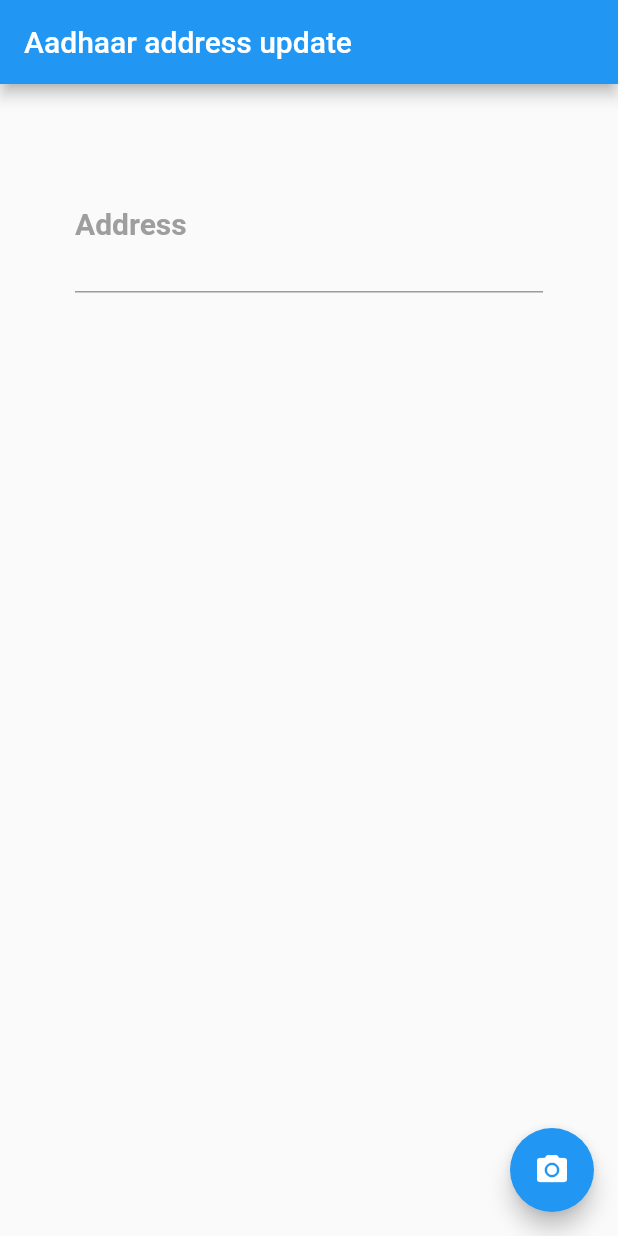
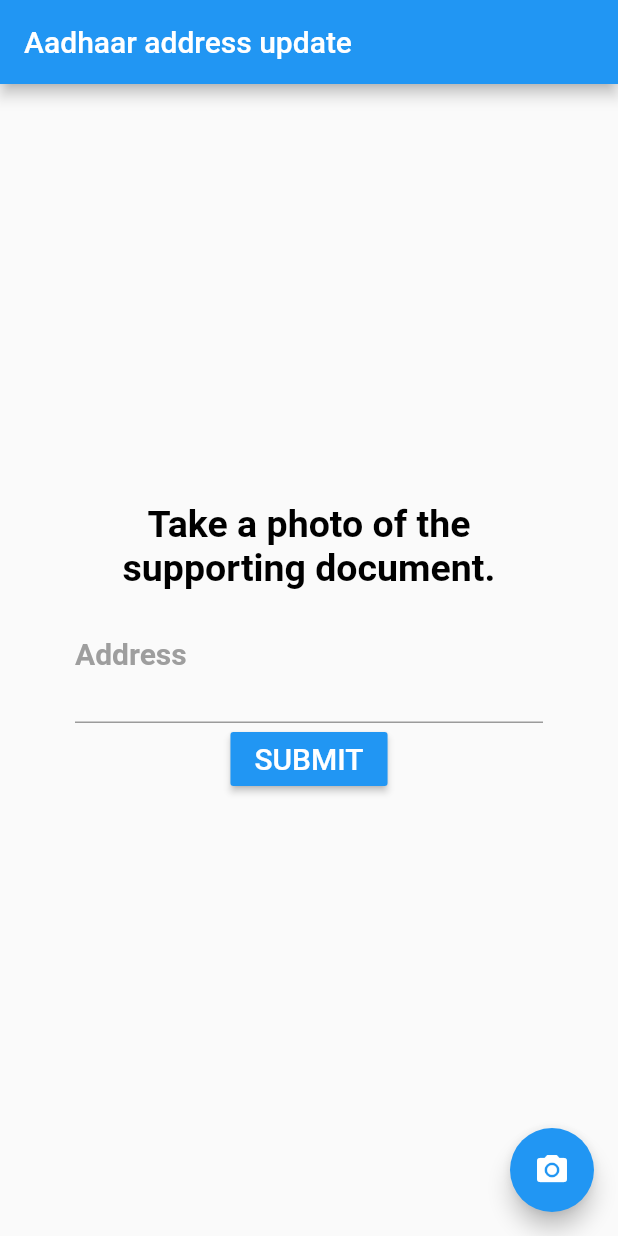
Before and after one commit to angad-k/uidai_hackathon_frontend, a Flutter app: the screen it shows after launch, on a phone screen of 412 x 824 dp. Run offline on Flutter 3.47's test engine with Material 2 defaults, Android fonts, the phone set to English and light mode, and no system bars; our stand-ins replace otp_text_field, qr_flutter; missing offline and left inert: barcode_scan_fix, camera_camera, simple_ocr_plugin.

Commit message:
finalize ocr screen

```diff
--- a/lib/screens/documentphotos.dart
+++ b/lib/screens/documentphotos.dart
@@ -1,3 +1,4 @@
+import 'dart:developer';
 import 'dart:io';
 import 'package:flutter/cupertino.dart';
 import 'package:flutter/material.dart';
@@ -44,10 +45,12 @@ class _DocumentPhotosScreenState extends State<DocumentPhotosScreen> {
         title: Text("Aadhaar address update"),
       ),
       body: Center(
+        child: SingleChildScrollView(
           child: Container(
             padding: EdgeInsets.all(50),
             child: Column(
               children: [
+                Text("Take a photo of the supporting document.", style: TextStyle(fontWeight: FontWeight.bold, fontSize: 25, color: Colors.black), textAlign: TextAlign.center, ),
                 TextField(
                   controller: addresscontroller,
                   minLines: 2,
@@ -61,8 +64,17 @@ class _DocumentPhotosScreenState extends State<DocumentPhotosScreen> {
                       labelText: "Address",
                       labelStyle: TextStyle(fontWeight: FontWeight.w600, color: Colors.grey)
                   ),
-              )
+                ),
+                MaterialButton(
+                    color: Colors.blue,
+                    child: Text("SUBMIT", style: TextStyle(fontWeight: FontWeight.w500, fontSize: 20, color: Colors.white), textAlign: TextAlign.center, ),
+                    onPressed: () {
+                      log("submitted");
+                      }
+                    ),
+                SizedBox(height: 15,)
               ],
+            ),
           ),
         ),
       ),
```
Also changed, not shown: lib/screens/success.dart (added). Lines whose indentation alone changed are shown as unchanged.
